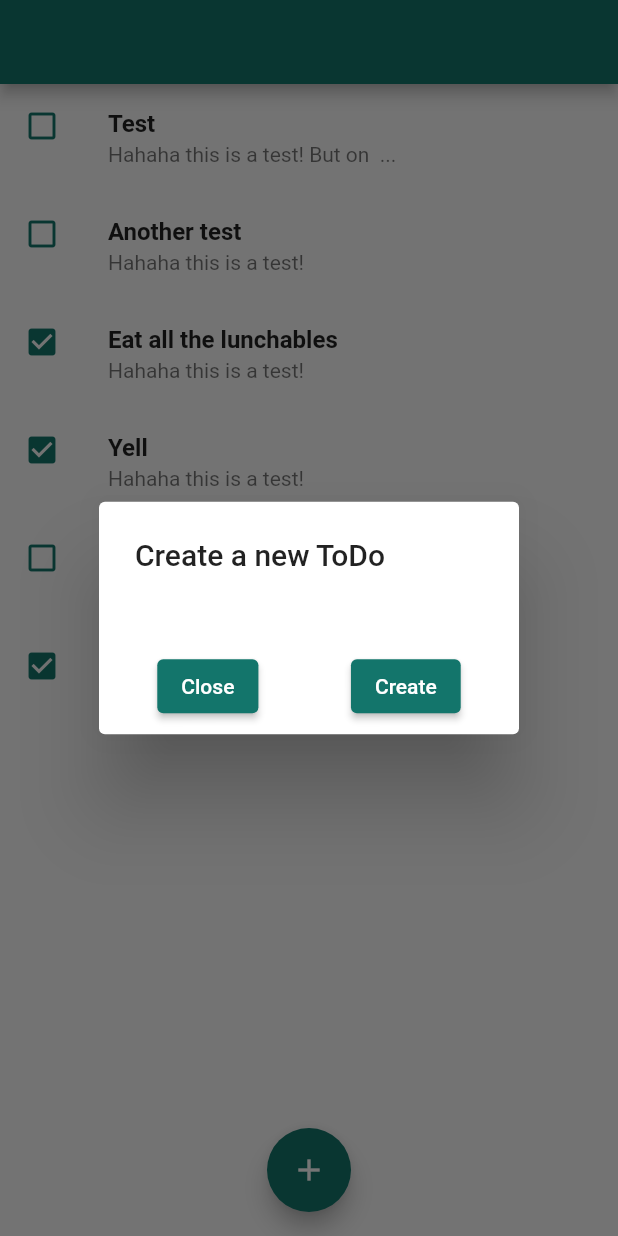
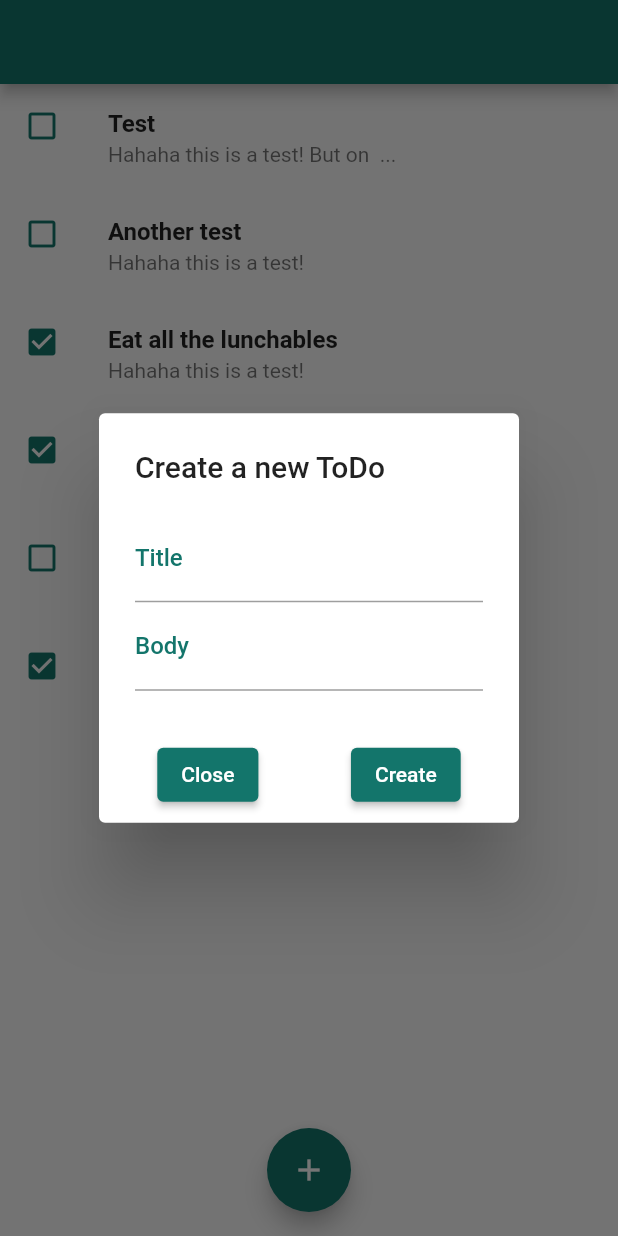
Before and after one commit to david1707/tasker, a Flutter app: the screen it shows after launch, after a tap on the "add" icon, on a phone screen of 412 x 824 dp. Run offline on Flutter 3.47's test engine with Material 2 defaults, Android fonts, the phone set to English and light mode, and no system bars.

Commit message:
The code could be cleaner, but you can add a new ToDo now

```diff
--- a/lib/main.dart
+++ b/lib/main.dart
@@ -84,6 +84,12 @@ class _MyHomePageState extends State<MyHomePage> {
     });
   }
 
+  void _addNewTodo(ToDoItem todo) {
+    setState(() {
+      todoList.insert(0, todo);
+    });
+  }
+
   Future<bool> _confirmDismiss(direction, index) {
     //TODO: Add a showModal to ask the user to confirm if they want to remove the ToDoItem
     if (direction == DismissDirection.endToStart) {
@@ -126,7 +132,7 @@ class _MyHomePageState extends State<MyHomePage> {
           itemCount: todoList.length,
         ),
       ),
-      floatingActionButton: Custom_FAB(),
+      floatingActionButton: Custom_FAB(addNewToDo: _addNewTodo),
       floatingActionButtonLocation: FloatingActionButtonLocation.centerFloat,
     );
   }
--- a/lib/widgets/custom_fab.dart
+++ b/lib/widgets/custom_fab.dart
@@ -1,17 +1,21 @@
 import 'package:flutter/material.dart';
+import 'package:tasker/models/todo_item.dart';
 
 import '../constants/colours.dart';
 
 class Custom_FAB extends StatefulWidget {
-  const Custom_FAB({
-    Key? key,
-  }) : super(key: key);
+  final Function addNewToDo;
+  const Custom_FAB({Key? key, required this.addNewToDo}) : super(key: key);
 
   @override
   State<Custom_FAB> createState() => _Custom_FABState();
 }
 
 class _Custom_FABState extends State<Custom_FAB> {
+  final _formKey = GlobalKey<FormState>();
+  String _title = '';
+  String _body = '';
+
   @override
   Widget build(BuildContext context) {
     return FloatingActionButton(
@@ -25,7 +29,56 @@ class _Custom_FABState extends State<Custom_FAB> {
               title: const Text('Create a new ToDo'),
               content: Column(
                 mainAxisSize: MainAxisSize.min,
-                children: [],
+                children: [
+                  Form(
+                    key: _formKey,
+                    child: Column(children: [
+                      TextFormField(
+                        decoration: InputDecoration(
+                          labelText: 'Title',
+                          labelStyle: TextStyle(
+                            color: Colours.kTeal,
+                            fontWeight: FontWeight.w500,
+                          ),
+                        ),
+                        validator: ((value) {
+                          if (value == null || value.isEmpty) {
+                            return 'Please, enter a title';
+                          } else {
+                            return null;
+                          }
+                        }),
+                        onSaved: (value) {
+                          _title = value.toString();
+                        },
+                      ),
+                      TextFormField(
+                        keyboardType: TextInputType.multiline,
+                        minLines: 1,
+                        maxLines: 3,
+                        decoration: InputDecoration(
+                          labelText: 'Body',
+                          labelStyle: TextStyle(
+                            color: Colours.kTeal,
+                            fontWeight: FontWeight.w500,
+                          ),
+                        ),
+                        validator: ((value) {
+                          if (value == null || value.isEmpty) {
+                            return 'Please, enter a body';
+                          } else if (value.length > 100) {
+                            return 'The body is too long';
+                          } else {
+                            return null;
+                          }
+                        }),
+                        onSaved: (value) {
+                          _body = value.toString();
+                        },
+                      ),
+                    ]),
+                  )
+                ],
               ),
               actions: [
                 ElevatedButton(
@@ -39,7 +92,16 @@ class _Custom_FABState extends State<Custom_FAB> {
                 ),
                 ElevatedButton(
                   onPressed: () {
-                    Navigator.of(context).pop();
+                    if (_formKey.currentState!.validate()) {
+                      _formKey.currentState?.save();
+                      ToDoItem todo = ToDoItem(
+                          id: DateTime.now().toString(),
+                          title: _title,
+                          body: _body,
+                          isFinished: false);
+                      widget.addNewToDo(todo);
+                      Navigator.of(context).pop();
+                    }
                   },
                   style: ElevatedButton.styleFrom(
                     backgroundColor: Colours.kTeal,
```
